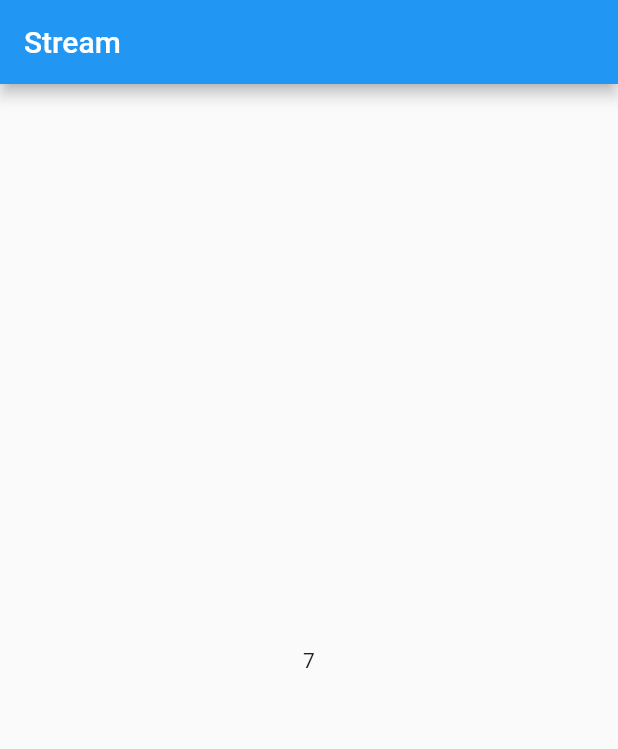
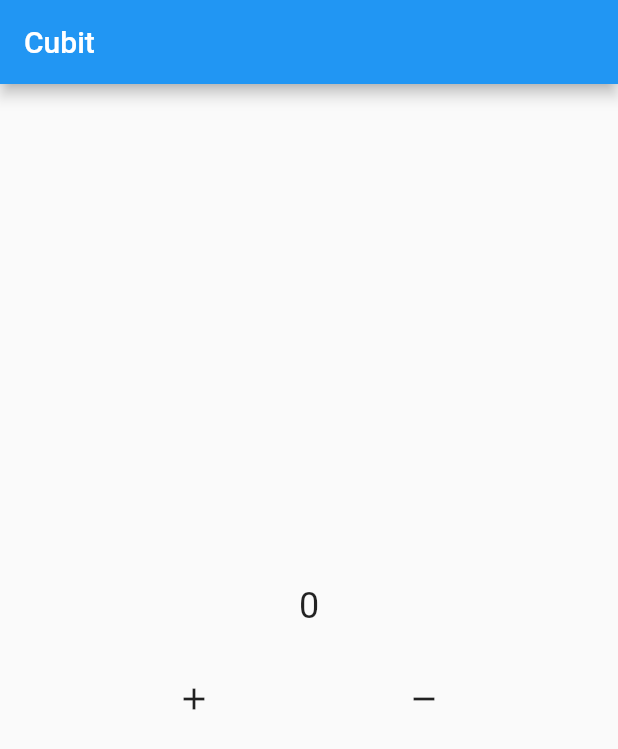
Before and after one commit to hib4/flutter-bloc, a Flutter app: the screen it shows after launch, on a phone screen of 412 x 824 dp. Shown: the top 749 px of the screen. Run offline on Flutter 3.47's test engine with Material 2 defaults, Android fonts, the phone set to English and light mode, and no system bars; our stand-ins replace bloc.

Commit message:
feat: [HF] 02-basic cubit

```diff
--- /dev/null
+++ b/lib/02_basic_cubit/02_basic_cubit.dart
@@ -0,0 +1,67 @@
+import 'package:bloc/bloc.dart';
+import 'package:flutter/material.dart';
+
+class LearnBasicCubit extends StatelessWidget {
+  LearnBasicCubit({Key? key}) : super(key: key);
+
+  final CounterCubit _counter = CounterCubit(initialNumber: 0);
+
+  @override
+  Widget build(BuildContext context) {
+    return Scaffold(
+      appBar: AppBar(
+        title: const Text('Cubit'),
+      ),
+      body: Column(
+        mainAxisAlignment: MainAxisAlignment.center,
+        children: [
+          StreamBuilder(
+              initialData: _counter.initialNumber,
+              stream: _counter.stream,
+              builder: (context, snapshot) {
+                return Text(
+                  '${snapshot.data}',
+                  style: const TextStyle(fontSize: 24),
+                );
+              }),
+          const SizedBox(
+            height: 24,
+          ),
+          Row(
+            mainAxisAlignment: MainAxisAlignment.spaceEvenly,
+            children: [
+              IconButton(
+                onPressed: () {
+                  _counter.increment();
+                },
+                icon: const Icon(Icons.add),
+              ),
+              IconButton(
+                onPressed: () {
+                  _counter.decrement();
+                },
+                icon: const Icon(Icons.remove),
+              ),
+            ],
+          ),
+        ],
+      ),
+    );
+  }
+}
+
+class CounterCubit extends Cubit<int> {
+  CounterCubit({this.initialNumber = 0}) : super(initialNumber);
+
+  int initialNumber;
+
+  void increment() {
+    emit(state + 1);
+  }
+
+  void decrement() {
+    if (state > 0) {
+      emit(state - 1);
+    }
+  }
+}
--- a/lib/main.dart
+++ b/lib/main.dart
@@ -1,5 +1,6 @@
 import 'package:flutter/material.dart';
 import 'package:learn_bloc/01_stream/01_stream.dart';
+import 'package:learn_bloc/02_basic_cubit/02_basic_cubit.dart';
 
 void main() {
   runApp(const MyApp());
@@ -10,10 +11,10 @@ class MyApp extends StatelessWidget {
 
   @override
   Widget build(BuildContext context) {
-    return const MaterialApp(
+    return MaterialApp(
       title: 'Learn BLoC',
       debugShowCheckedModeBanner: false,
-      home: LearnStream(),
+      home: LearnBasicCubit(),
     );
   }
 }
--- a/pubspec.yaml
+++ b/pubspec.yaml
@@ -36,6 +36,8 @@ dependencies:
   # The following adds the Cupertino Icons font to your application.
   # Use with the CupertinoIcons class for iOS style icons.
   cupertino_icons: ^1.0.2
+  bloc: ^8.1.1
+  flutter_bloc: ^8.1.2
 
 dev_dependencies:
   flutter_test:
```
Also changed, not shown: pubspec.lock.
